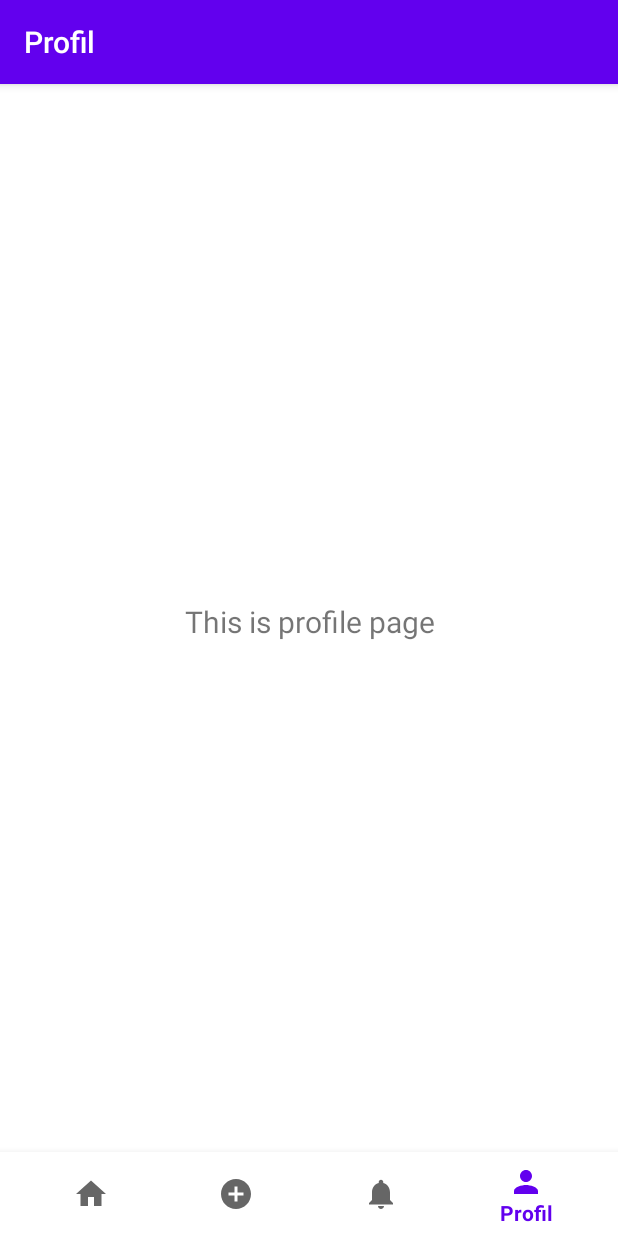
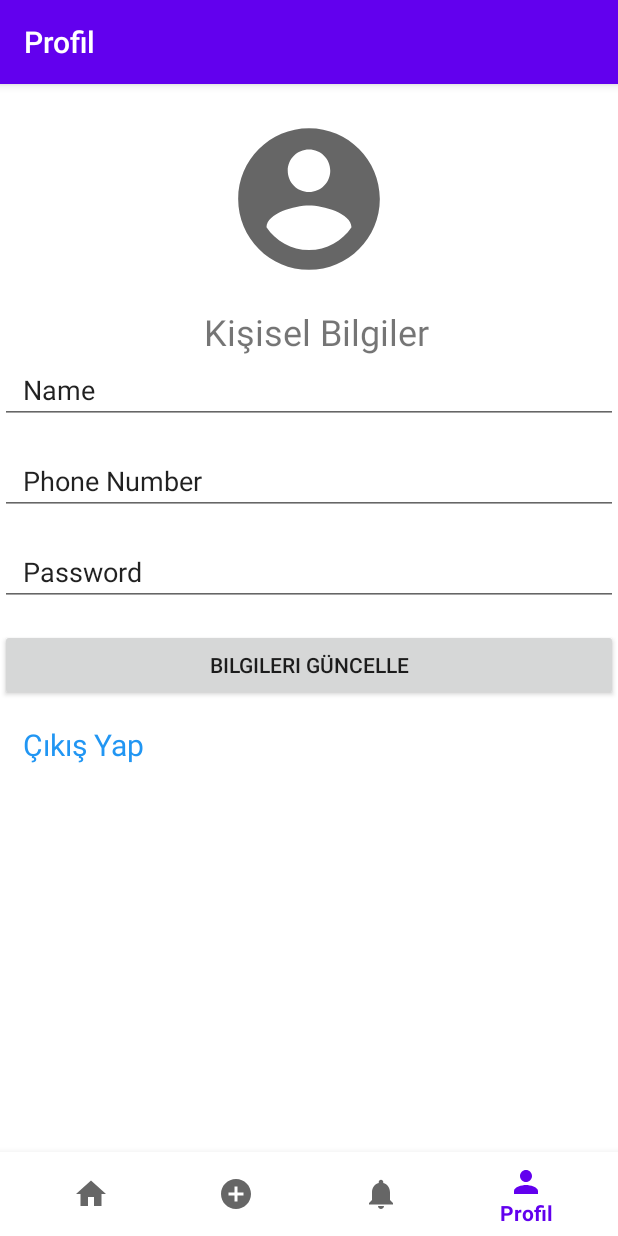
Before and after one commit to denizzeybek/CreateEventApplication, an Android app: the ProfileFragment screen opened through its navigation route, on a phone screen of 412 x 824 dp. Run offline under Robolectric (Android 15) with nearby library versions, the light colour scheme and no system bars; our stand-ins replace Firebase (no records; nobody signed in at launch, a user with empty details on screens opened directly), Picasso, navigation-ui.

Commit message:
profile sayfası tasarlandı

```diff
--- a/app/src/main/java/com/example/loginfragment/Login/SignUp.java
+++ b/app/src/main/java/com/example/loginfragment/Login/SignUp.java
@@ -115,5 +115,3 @@ public class SignUp extends Fragment {
 
     }
 }
-
-//TODO: telefon numarasını da vermesi gerekiyor
--- a/app/src/main/java/com/example/loginfragment/MainActivity2.java
+++ b/app/src/main/java/com/example/loginfragment/MainActivity2.java
@@ -16,7 +16,6 @@ public class MainActivity2 extends AppCompatActivity {
     @Override
     protected void onCreate(Bundle savedInstanceState) {
         super.onCreate(savedInstanceState);
-        //TODO: getIntent eklendi.
         Intent intent = getIntent();
         setContentView(R.layout.activity_main2);
         BottomNavigationView navView = findViewById(R.id.nav_view);
--- a/app/src/main/java/com/example/loginfragment/ui/home/HomeFragment.java
+++ b/app/src/main/java/com/example/loginfragment/ui/home/HomeFragment.java
@@ -116,3 +116,6 @@ public class HomeFragment extends Fragment {
     }
 
 }
+
+//TODO: tıklama işlemi yapılacak
+//TODO: bir tane sıralama yapmak için menu eklenecek
--- a/app/src/main/java/com/example/loginfragment/ui/notifications/NotificationsFragment.java
+++ b/app/src/main/java/com/example/loginfragment/ui/notifications/NotificationsFragment.java
@@ -108,4 +108,7 @@ public class NotificationsFragment extends Fragment {
     }
 }
 
-//TODO:userImage işlemleri yapılacak.
+//TODO: !! notifications da bildirimlerin sadece etkinliği oluşturan kullanıcıya gitmesi gerekiyor.
+//TODO: kabul et, reddet butonlarına işlev eklenecek
+//TODO: eğer kabul ederse diğer kullanıcıya bildirim gidecek??
+//TODO: userName DB ye eklendikten sonra bildirimler sayfasında email yerine username gözükecek
--- a/app/src/main/res/layout/fragment_event.xml
+++ b/app/src/main/res/layout/fragment_event.xml
@@ -18,9 +18,9 @@
             android:layout_height="160dp"
             android:background="#FFFFFF"
             android:clickable="true"
+            android:onClick="selectImage"
             android:layout_marginTop="10dp"
             android:contentDescription="TODO"
-            android:onClick="selectImage"
             android:src="@android:drawable/ic_menu_upload_you_tube"
             app:layout_constraintEnd_toEndOf="parent"
             app:layout_constraintStart_toStartOf="parent"
--- a/app/src/main/res/layout/fragment_profile.xml
+++ b/app/src/main/res/layout/fragment_profile.xml
@@ -1,25 +1,77 @@
 <?xml version="1.0" encoding="utf-8"?>
-<androidx.constraintlayout.widget.ConstraintLayout xmlns:android="http://schemas.android.com/apk/res/android"
+<LinearLayout xmlns:android="http://schemas.android.com/apk/res/android"
     xmlns:app="http://schemas.android.com/apk/res-auto"
     xmlns:tools="http://schemas.android.com/tools"
     android:layout_width="match_parent"
     android:layout_height="match_parent"
     android:background="#FFFFFF"
+    android:orientation="vertical"
     tools:context=".ui.profile.ProfileFragment">
 
+
+    <ImageView
+        android:id="@+id/uploadImage"
+        android:layout_width="match_parent"
+        android:layout_height="113dp"
+        android:src="@drawable/ic_account_circle"
+        android:layout_marginTop="20dp"
+        android:clickable="true"
+        android:onClick="selectImage"
+        android:layout_marginBottom="15dp"/>
+
     <TextView
-        android:id="@+id/text_profile"
+        android:id="@+id/textView"
         android:layout_width="match_parent"
         android:layout_height="wrap_content"
-        android:layout_marginStart="8dp"
-        android:layout_marginTop="8dp"
-        android:layout_marginEnd="8dp"
+        android:text="Kişisel Bilgiler"
         android:textAlignment="center"
-        android:textSize="20sp"
-        app:layout_constraintBottom_toBottomOf="parent"
-        app:layout_constraintEnd_toEndOf="parent"
-        app:layout_constraintStart_toStartOf="parent"
-        app:layout_constraintTop_toTopOf="parent" />
-</androidx.constraintlayout.widget.ConstraintLayout>
+        android:paddingLeft="10dp"
+        android:textSize="24dp"/>
 
-    <!--TODO: telefon numarasını da vermesi gerekiyor-->
+    <EditText
+        android:id="@+id/editNameText"
+        android:layout_width="match_parent"
+        android:layout_height="wrap_content"
+        android:ems="10"
+        android:inputType="textPersonName"
+        android:paddingStart="15dp"
+        android:layout_marginBottom="15dp"
+        android:text="Name" />
+
+    <EditText
+        android:id="@+id/editPhoneNumberText"
+        android:layout_width="match_parent"
+        android:layout_height="wrap_content"
+        android:ems="10"
+        android:paddingStart="15dp"
+        android:inputType="phone"
+        android:layout_marginBottom="15dp"
+        android:text="Phone Number" />
+
+    <EditText
+        android:id="@+id/editPasswordText"
+        android:layout_width="match_parent"
+        android:layout_height="wrap_content"
+        android:ems="10"
+        android:paddingStart="15dp"
+        android:inputType="textPersonName"
+        android:layout_marginBottom="15dp"
+        android:text="Password" />
+
+    <Button
+        android:id="@+id/btn_update_profile"
+        android:layout_width="match_parent"
+        android:layout_height="wrap_content"
+        android:layout_marginBottom="15dp"
+        android:text="Bilgileri Güncelle"
+        android:textAlignment="center"  />
+
+    <TextView
+        android:id="@+id/textView3"
+        android:layout_width="match_parent"
+        android:layout_height="wrap_content"
+        android:paddingStart="15dp"
+        android:text="Çıkış Yap"
+        android:textColor="#2196F3"
+        android:textSize="20dp"/>
+</LinearLayout>
--- a/app/src/main/res/layout/fragment_sign_up.xml
+++ b/app/src/main/res/layout/fragment_sign_up.xml
@@ -96,6 +96,3 @@
         app:layout_constraintTop_toBottomOf="@+id/haveAccount" />
 
 </androidx.constraintlayout.widget.ConstraintLayout>
-
-
-    <!--TODO: telefon numarasını da vermesi gerekiyor-->
--- a/app/src/main/res/values/strings.xml
+++ b/app/src/main/res/values/strings.xml
@@ -1,6 +1,5 @@
 <resources>
     <string name="app_name">LoginFragment</string>
-    <!-- TODO: Remove or change this placeholder text -->
     <string name="hello_blank_fragment">Hello blank fragment</string>
     <string name="hello_blank_fragment2">Hello blank fragment</string>
     <string name="title_activity_main2">MainActivity</string>
```
Also changed, not shown: app/src/main/java/com/example/loginfragment/ui/profile/ProfileFragment.java (+74 -3 lines), app/src/main/res/drawable/ic_exit.xml (added, +10 -0 lines).
